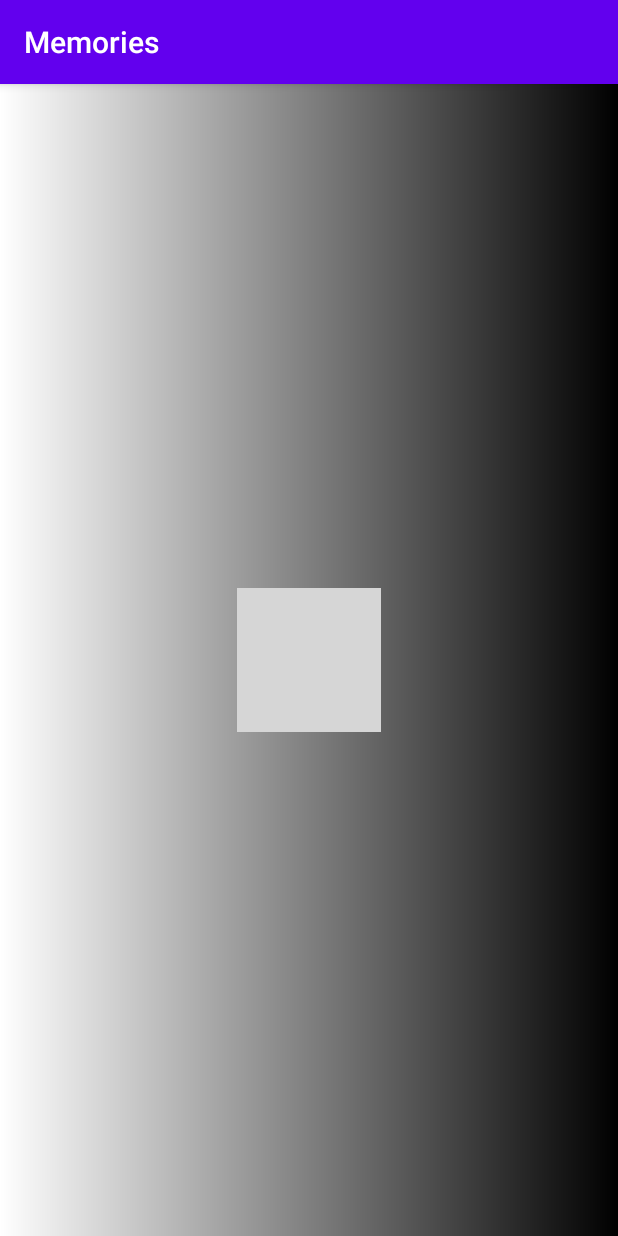
After one commit to Ehab-azab/Memories, an Android app: the splash screen opened directly, with no data from a screen before it, on a phone screen of 412 x 824 dp. The commit adds this screen. Run offline under Robolectric (Android 15) with nearby library versions, the light colour scheme and no system bars; grey boxes are pictures that could not be loaded.

Commit message:
splash screen by handler

```diff
--- a/app/src/main/AndroidManifest.xml
+++ b/app/src/main/AndroidManifest.xml
@@ -9,7 +9,8 @@
         android:roundIcon="@mipmap/ic_launcher_round"
         android:supportsRtl="true"
         android:theme="@style/AppTheme">
-        <activity android:name=".MainActivity">
+        <activity android:name=".Mains_Activity"></activity>
+        <activity android:name=".splash">
             <intent-filter>
                 <action android:name="android.intent.action.MAIN" />
 
--- a/app/src/main/java/com/example/memories/MainActivity.kt
+++ b/app/src/main/java/com/example/memories/Mains_Activity.kt
@@ -3,9 +3,9 @@ package com.example.memories
 import androidx.appcompat.app.AppCompatActivity
 import android.os.Bundle
 
-class MainActivity : AppCompatActivity() {
+class Mains_Activity : AppCompatActivity() {
     override fun onCreate(savedInstanceState: Bundle?) {
         super.onCreate(savedInstanceState)
-        setContentView(R.layout.activity_main)
+        setContentView(R.layout.activity_mains)
     }
 }
--- /dev/null
+++ b/app/src/main/java/com/example/memories/splash.kt
@@ -0,0 +1,16 @@
+package com.example.memories
+
+import android.content.Intent
+import androidx.appcompat.app.AppCompatActivity
+import android.os.Bundle
+import android.os.Handler
+
+class splash : AppCompatActivity() {
+    override fun onCreate(savedInstanceState: Bundle?) {
+        super.onCreate(savedInstanceState)
+        setContentView(R.layout.activity_main)
+        Handler().postDelayed(Runnable {
+            startActivity(Intent(this@splash, Mains_Activity::class.java))
+        }, 2000)
+    }
+}
--- /dev/null
+++ b/app/src/main/res/drawable/splash_bg.xml
@@ -0,0 +1,7 @@
+<?xml version="1.0" encoding="utf-8"?>
+<shape xmlns:android="http://schemas.android.com/apk/res/android"
+    android:shape="rectangle">
+    <gradient
+        android:endColor="#000000"
+        android:startColor="#ffffff" />
+</shape>
--- a/app/src/main/res/layout/activity_main.xml
+++ b/app/src/main/res/layout/activity_main.xml
@@ -4,12 +4,13 @@
     xmlns:tools="http://schemas.android.com/tools"
     android:layout_width="match_parent"
     android:layout_height="match_parent"
-    tools:context=".MainActivity">
+    android:background="@drawable/splash_bg"
+    tools:context=".splash">
 
-    <TextView
+    <ImageView
         android:layout_width="wrap_content"
         android:layout_height="wrap_content"
-        android:text="Hello World!"
+        android:src="@drawable/splash"
         app:layout_constraintBottom_toBottomOf="parent"
         app:layout_constraintLeft_toLeftOf="parent"
         app:layout_constraintRight_toRightOf="parent"
```
Also changed, not shown: app/src/main/res/layout/activity_mains.xml (added, +9 -0 lines).
